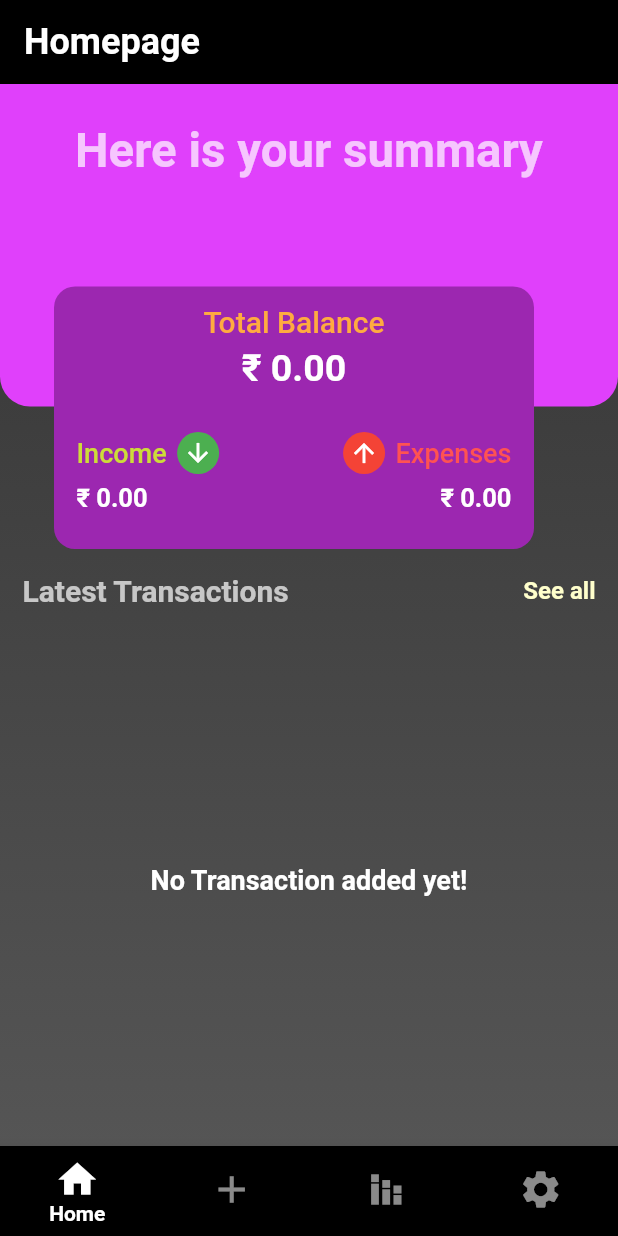
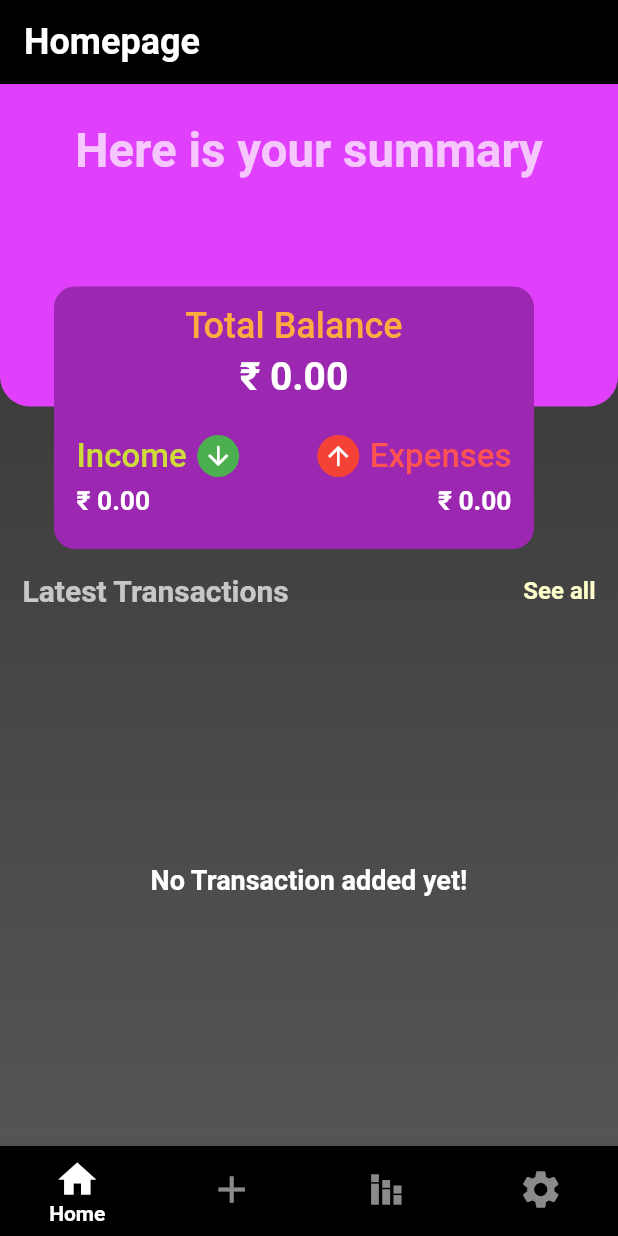
Before and after one commit to rohan2411mitra/Track-Expenses-Project, a Flutter app: the screen it shows once a user with an empty profile is signed in, on a phone screen of 412 x 824 dp. Run offline on Flutter 3.47's test engine with Material 2 defaults, Android fonts, the phone set to English and light mode, and no system bars; our stand-ins replace cloud_firestore, email_validator, firebase_auth, firebase_core, firebase_storage, image_picker and 1 more; accounts and stored records are empty.

Commit message:
Minor Fix

```diff
--- a/lib/screens/Pages/homepage.dart
+++ b/lib/screens/Pages/homepage.dart
@@ -113,7 +113,7 @@ class _HomePageState extends State<HomePage> {
                         'Total Balance',
                         style: TextStyle(
                           fontWeight: FontWeight.w500,
-                          fontSize: 20,
+                          fontSize: 24,
                           color: Colors.orangeAccent,
                         ),
                         textAlign: TextAlign.center,
@@ -125,25 +125,26 @@ class _HomePageState extends State<HomePage> {
               const SizedBox(
                 height: 5,
               ),
-              Row(
+              FittedBox(
+                fit: BoxFit.scaleDown,
+                child: Row(
+                  mainAxisAlignment: MainAxisAlignment.center,
                   children: [
-                  Expanded(
-                    child: Text(
+                    Text(
                       (inc != null && exp != null)
                           ? '\u{20B9} ${(inc - exp).toStringAsFixed(2)}'
                           : "NA",
                       style: const TextStyle(
                         fontWeight: FontWeight.bold,
-                        fontSize: 25,
+                        fontSize: 26,
                         color: Colors.white,
-                      ),
-                      textAlign: TextAlign.center,
                       ),
                     ),
                   ],
                 ),
+              ),
               const SizedBox(
-                height: 28,
+                height: 24,
               ),
               const Padding(
                 padding: EdgeInsets.symmetric(horizontal: 15),
@@ -156,7 +157,7 @@ class _HomePageState extends State<HomePage> {
                           "Income",
                           style: TextStyle(
                             fontWeight: FontWeight.w500,
-                            fontSize: 18,
+                            fontSize: 22,
                             color: Colors.lime,
                           ),
                         ),
@@ -188,7 +189,7 @@ class _HomePageState extends State<HomePage> {
                           "Expenses",
                           style: TextStyle(
                             fontWeight: FontWeight.w500,
-                            fontSize: 18,
+                            fontSize: 22,
                             color: Colors.redAccent,
                           ),
                         ),
@@ -202,26 +203,38 @@ class _HomePageState extends State<HomePage> {
               ),
               Padding(
                 padding: const EdgeInsets.symmetric(horizontal: 15),
+                child: SizedBox(
                   child: Row(
                     mainAxisAlignment: MainAxisAlignment.spaceBetween,
                     children: [
-                    Text(
+                      Flexible(
+                        child: FittedBox(
+                          fit: BoxFit.scaleDown,
+                          child: Text(
                             inc != null ? "\u{20B9} ${inc.toStringAsFixed(2)}" : "NA",
                             style: const TextStyle(
                               fontWeight: FontWeight.w600,
-                        fontSize: 17,
+                              fontSize: 17.6,
                               color: Colors.white,
                             ),
                           ),
-                    Text(
+                        ),
+                      ),
+                      Flexible(
+                        child: FittedBox(
+                          fit: BoxFit.scaleDown,
+                          child: Text(
                             exp != null ? "\u{20B9} ${exp.toStringAsFixed(2)}" : "NA",
                             style: const TextStyle(
                               fontWeight: FontWeight.w600,
-                        fontSize: 17,
+                              fontSize: 17.6,
                               color: Colors.white,
                             ),
                           ),
+                        ),
+                      ),
                     ],
+                  ),
                 ),
               )
             ],
```
Lines whose indentation alone changed are shown as unchanged.
